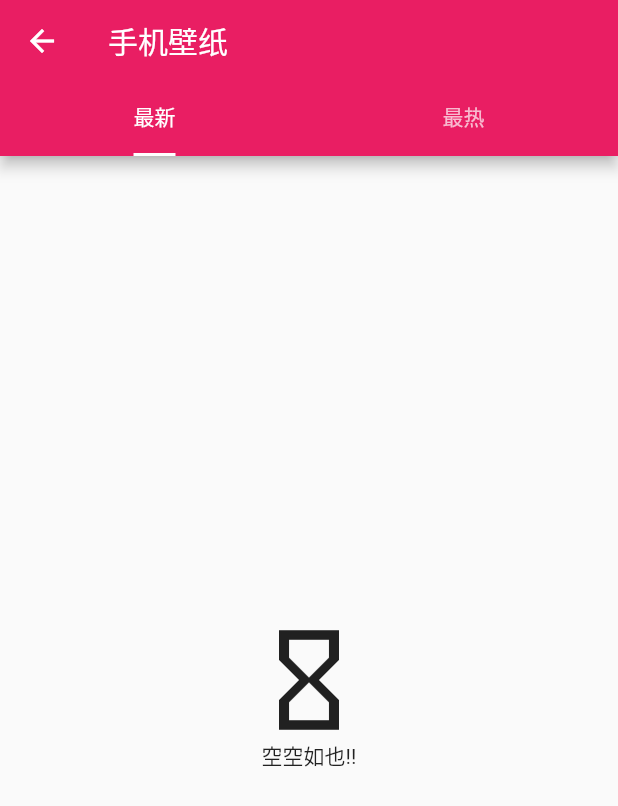
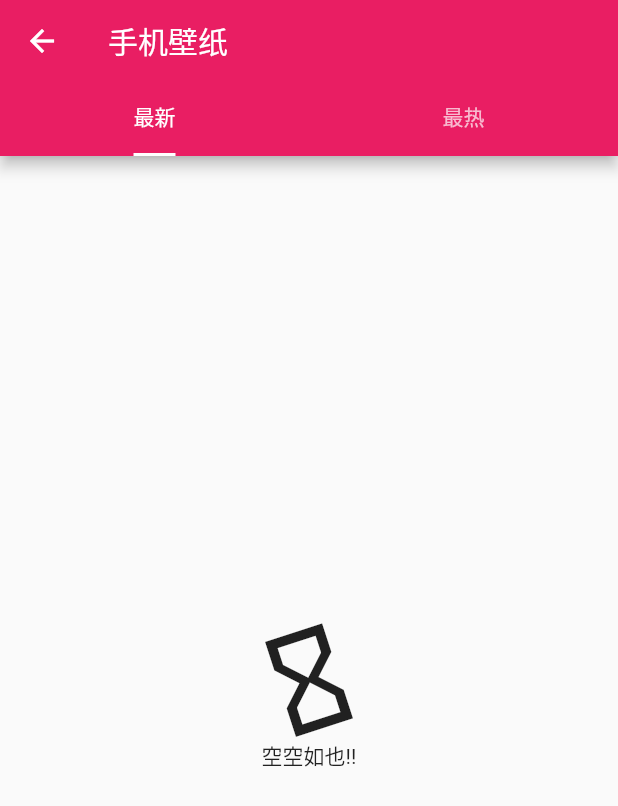
Before and after one commit to lingxiaoplus/flutter_picture, a Flutter app: the VerticalPage screen opened directly, on a phone screen of 412 x 824 dp. Shown: the top 806 px of the screen. Run offline on Flutter 3.47's test engine with Material 2 defaults, Android fonts, the phone set to English and light mode, and no system bars; our stand-ins replace dio, flutter_svg, rxdart, shared_preferences, sqflite, transparent_image; missing offline and left inert: image_picker_saver; accounts and stored records are empty; network calls fail.

Commit message:
专辑详情页面完成，添加空布局和网络错误布局

```diff
--- a/lib/comon/EmptyPage.dart
+++ b/lib/comon/EmptyPage.dart
@@ -1,5 +1,5 @@
 import 'package:flutter/material.dart';
-
+import 'dart:math' as math;
 class EmptyPage extends StatefulWidget  {
   @override
   State<StatefulWidget> createState() {
@@ -16,9 +16,19 @@ class EmptyPageState extends State<EmptyPage> with SingleTickerProviderStateMixi
   void initState() {
     super.initState();
     controller = new AnimationController(
-        duration: const Duration(seconds: 1), vsync: this);
+        duration: const Duration(seconds: 2), vsync: this);
     //图片宽高从0变到300
-    animation = new Tween(begin: 0.0, end: 80.0).animate(controller);
+    animation = CurvedAnimation(parent: controller, curve: Curves.linear);
+    animation = new Tween(begin: 0.0, end: math.pi * 2).animate(animation);
+    animation.addStatusListener((status) {
+      if (status == AnimationStatus.completed) {
+        //动画执行结束时反向执行动画
+        controller.reverse();
+      } else if (status == AnimationStatus.dismissed) {
+        //动画恢复到初始状态时执行动画（正向）
+        controller.forward();
+      }
+    });
     //启动动画
     controller.forward();
   }
@@ -45,9 +55,9 @@ class AnimatedImage extends AnimatedWidget {
         child: Column(
           mainAxisAlignment: MainAxisAlignment.center,
           children: <Widget>[
-            Icon(Icons.hourglass_empty,
-              size: animation.value,
-            ),
+            Transform.rotate(angle: animation.value,child: Icon(Icons.hourglass_empty,
+              size: 80.0,
+            ),),
             Text('空空如也!!')
           ],
         ),
```
